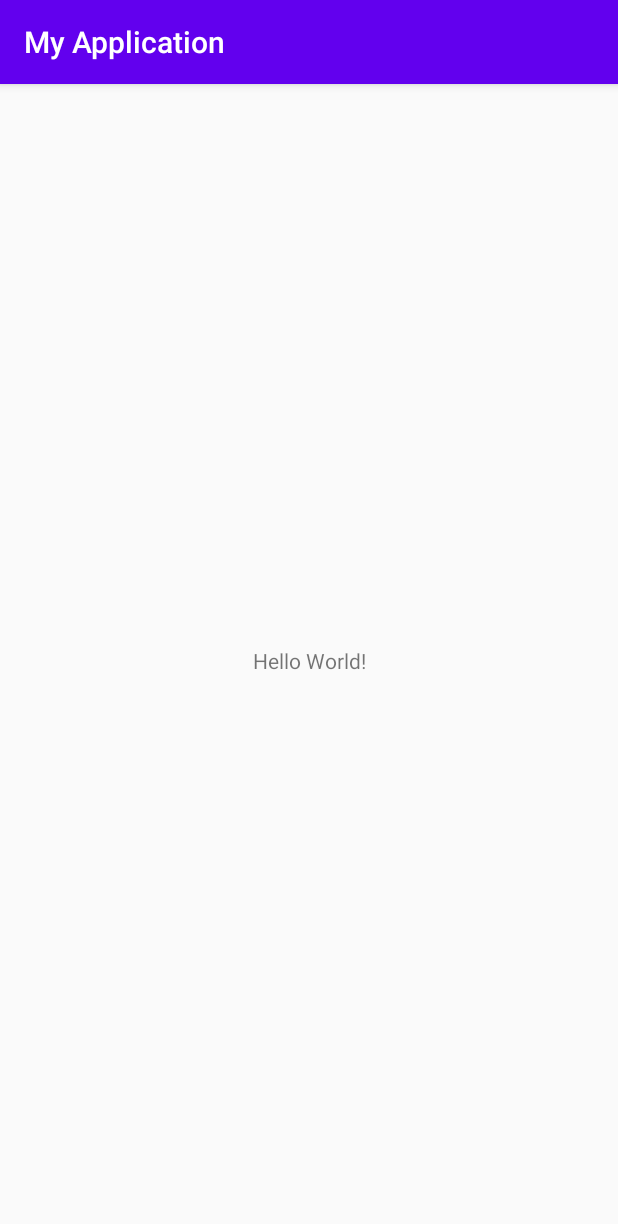
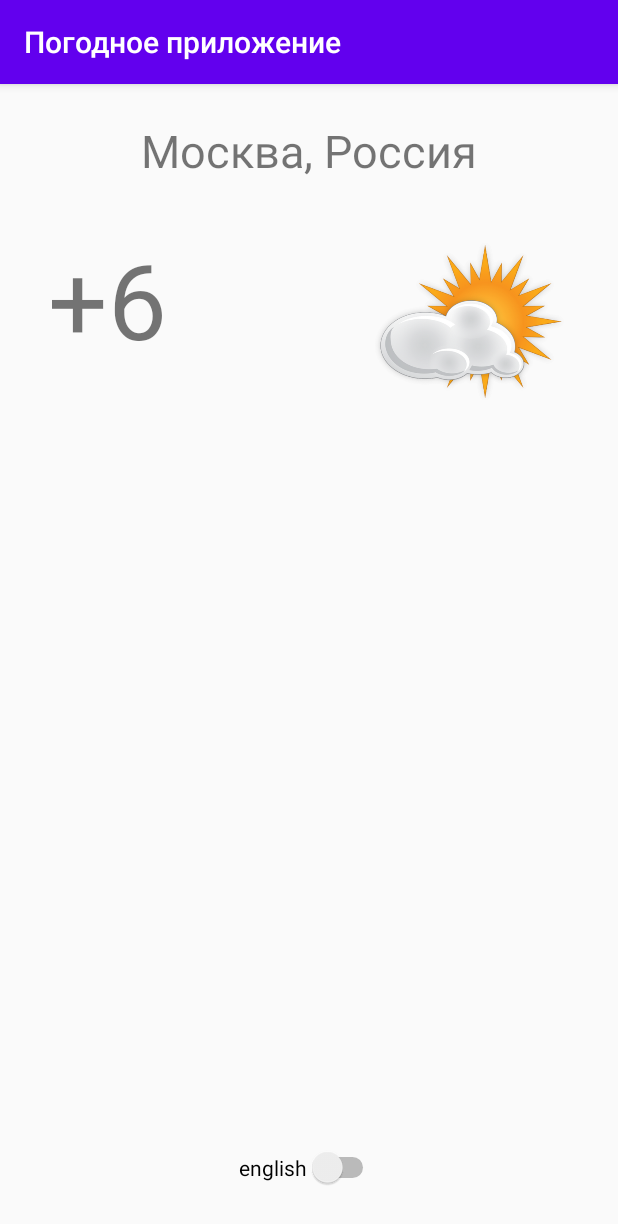
Before and after one commit to koassumo/Andr_HW1, an Android app: the screen it shows after launch (MainActivity), on a phone screen of 412 x 824 dp. Shown: the top 1224 px of the screen. Run offline under Robolectric (Android 15) with nearby library versions, the phone set to English and light mode, and no system bars.

Commit message:
ДЗ 1. Переключатель ру/eng не работает ((

```diff
--- a/app/src/main/java/ru/geekbrains/android1/hw1/MainActivity.java
+++ b/app/src/main/java/ru/geekbrains/android1/hw1/MainActivity.java
@@ -2,13 +2,44 @@ package ru.geekbrains.android1.hw1;
 
 import androidx.appcompat.app.AppCompatActivity;
 
+import android.content.res.Configuration;
 import android.os.Bundle;
+import android.widget.CompoundButton;
+import android.widget.Switch;
+import android.widget.TextView;
 
 public class MainActivity extends AppCompatActivity {
+
+    private Switch switchEnRu;
+    private TextView regionTextView;
 
     @Override
     protected void onCreate(Bundle savedInstanceState) {
         super.onCreate(savedInstanceState);
         setContentView(R.layout.activity_main);
     }
+
+    private void initViews() {
+        regionTextView = findViewById(R.id.textView6);
+        switchEnRu = findViewById(R.id.switch1);
+
+    }
+
+
+    private void setOnSwitchChanged() {
+
+            switchEnRu.setOnCheckedChangeListener(new CompoundButton.OnCheckedChangeListener() {
+                @Override
+                public void onCheckedChanged(CompoundButton buttonView, boolean isChecked) {
+                    String text;
+                    if(isChecked) {
+                        text = getString(R.string.region);
+                    } else {
+                        text = getString(R.string.region_en);
+                    }
+                    regionTextView.setText(text);
+                }
+            });
+        }
+
 }
--- a/app/src/main/res/layout/activity_main.xml
+++ b/app/src/main/res/layout/activity_main.xml
@@ -7,12 +7,44 @@
     tools:context=".MainActivity">
 
     <TextView
+        android:id="@+id/textView6"
         android:layout_width="wrap_content"
         android:layout_height="wrap_content"
-        android:text="Hello World!"
-        app:layout_constraintBottom_toBottomOf="parent"
-        app:layout_constraintLeft_toLeftOf="parent"
-        app:layout_constraintRight_toRightOf="parent"
+        android:layout_marginTop="24dp"
+        android:text="@string/region"
+        android:textSize="30sp"
+        app:layout_constraintEnd_toEndOf="parent"
+        app:layout_constraintStart_toStartOf="parent"
         app:layout_constraintTop_toTopOf="parent" />
 
+    <ImageView
+        android:id="@+id/imageView3"
+        android:layout_width="132dp"
+        android:layout_height="123dp"
+        android:layout_marginTop="32dp"
+        android:layout_marginEnd="32dp"
+        app:layout_constraintEnd_toEndOf="parent"
+        app:layout_constraintTop_toBottomOf="@+id/textView6"
+        app:srcCompat="@drawable/sun_cloud" />
+
+    <TextView
+        android:id="@+id/textView7"
+        android:layout_width="wrap_content"
+        android:layout_height="wrap_content"
+        android:layout_marginStart="32dp"
+        android:layout_marginTop="32dp"
+        android:text="@string/temperature"
+        android:textSize="70sp"
+        app:layout_constraintStart_toStartOf="parent"
+        app:layout_constraintTop_toBottomOf="@+id/textView6" />
+
+    <Switch
+        android:id="@+id/switch1"
+        android:layout_width="wrap_content"
+        android:layout_height="wrap_content"
+        android:layout_marginBottom="32dp"
+        android:text="@string/switch_to_english"
+        app:layout_constraintBottom_toBottomOf="parent"
+        app:layout_constraintEnd_toEndOf="parent"
+        app:layout_constraintStart_toStartOf="parent" />
 </androidx.constraintlayout.widget.ConstraintLayout>
--- a/app/src/main/res/values/strings.xml
+++ b/app/src/main/res/values/strings.xml
@@ -1,3 +1,8 @@
 <resources>
-    <string name="app_name">My Application</string>
+    <string name="app_name">Погодное приложение</string>
+    <string name="region">Москва, Россия</string>
+    <string name="region_en">Moscow, Russia</string>
+    <string name="temperature">+6</string>
+    <string name="switch_to_english">english</string>
+    <string name="switch_to_russian">русский</string>
 </resources>
```
Also changed, not shown: app/src/main/res/drawable/sun_cloud.png (added).
